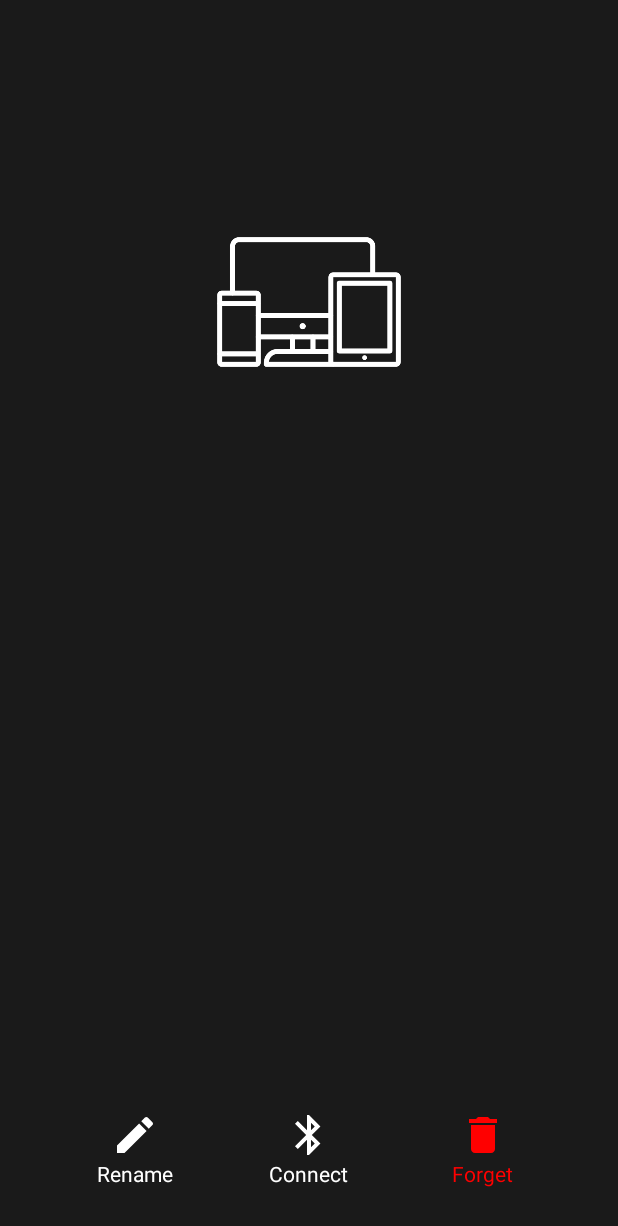
After one commit to Cradlesss/Project-Void, an Android app: the DeviceItemSettings screen opened directly, with no data from a screen before it, on a phone screen of 412 x 824 dp. The commit adds this screen. Shown: the top 1226 px of the screen. Run offline under Robolectric (Android 15) with nearby library versions, the phone set to English and light mode, and no system bars.

Commit message:
Fixed and changed how deviceName works, aded some device settings, minor bug fixes

```diff
--- a/Vortex_app/app/src/main/AndroidManifest.xml
+++ b/Vortex_app/app/src/main/AndroidManifest.xml
@@ -53,6 +53,11 @@
             android:enabled="true"
             android:exported="false"/>
 
+        <!-- Device Item Settings -->
+        <activity android:name=".DeviceItemSettings"
+            android:enabled="true"
+            android:exported="false"/>
+
         <!--Receiver -->
         <receiver
             android:name=".DeviceConnectionReceiver"
--- /dev/null
+++ b/Vortex_app/app/src/main/java/com/project/vortex/DeviceItemSettings.java
@@ -0,0 +1,124 @@
+package com.project.vortex;
+
+import android.app.Dialog;
+import android.content.Intent;
+import android.os.Bundle;
+import android.util.Log;
+import android.widget.Button;
+import android.widget.EditText;
+import android.widget.ImageView;
+import android.widget.LinearLayout;
+import android.widget.TextView;
+import android.widget.Toast;
+
+import androidx.appcompat.app.AppCompatActivity;
+
+public class DeviceItemSettings extends AppCompatActivity {
+    private String TAG = "DeviceItemSettings";
+    private String deviceName;
+    private String deviceAddress;
+
+    private LinearLayout renameDeviceButton, disconnectButton, forgetButton;
+    private TextView connectDisconnectText, deviceNameText;
+    private ImageView deviceIcon;
+
+
+    @Override
+    protected void onCreate(Bundle savedInstanceState) {
+        super.onCreate(savedInstanceState);
+        setContentView(R.layout.activity_device_item_settings);
+
+        renameDeviceButton = findViewById(R.id.rename_device_button);
+        disconnectButton = findViewById(R.id.connect_disconnect_button);
+        forgetButton = findViewById(R.id.forget_button);
+        connectDisconnectText = findViewById(R.id.connect_disconnect_text);
+        deviceIcon = findViewById(R.id.device_icon);
+
+        Intent intent = getIntent();
+        if (intent != null) {
+            deviceName = intent.getStringExtra("deviceName");
+            deviceAddress = intent.getStringExtra("deviceAddress");
+        }
+        if(PreferencesManager.getInstance(this).getDeviceCharFlag(deviceAddress)) {
+            deviceIcon.setImageResource(R.drawable.ic_led_strip);
+        } else {
+            deviceIcon.setImageResource(R.drawable.ic_device_default);
+        }
+        deviceNameText = findViewById(R.id.device_name_text);
+        deviceNameText.setText(deviceName);
+
+        //Handle Rename device
+        renameDeviceButton.setOnClickListener(v -> showRenameDialog(deviceAddress));
+
+        //Handle Disconnect device
+        disconnectButton.setOnClickListener(v -> {
+            if(PreferencesManager.getInstance(this).getDeviceStatus(deviceAddress).equals("Connected")) {
+                Log.d(TAG, "Disconnecting device: " + deviceName);
+                Intent disconnectIntent = new Intent(this, BLEService.class);
+                disconnectIntent.putExtra("management_BLEService", "DISCONNECT");
+                disconnectIntent.putExtra("device_address", deviceAddress);
+                connectDisconnectText.setText("Connect");
+                startService(disconnectIntent);
+                setResult(RESULT_OK);
+                Toast.makeText(this, "Device disconnected!", Toast.LENGTH_SHORT).show();
+            } else {
+                Log.d(TAG, "Connecting device: " + deviceName);
+                Intent connectIntent = new Intent(this, BLEService.class);
+                connectIntent.putExtra("management_BLEService", "CONNECT");
+                connectIntent.putExtra("device_address", deviceAddress);
+                connectDisconnectText.setText("Disconnect");
+                startService(connectIntent);
+                Toast.makeText(this, "Device connecting!", Toast.LENGTH_SHORT).show();
+                setResult(RESULT_OK);
+            }
+        });
+
+        //Handle Forget device
+        forgetButton.setOnClickListener(v -> {
+            Log.d(TAG, "Forgetting device: " + deviceName + " (" + deviceAddress + ")");
+            PreferencesManager.getInstance(this).removeDevice(deviceAddress);
+            setResult(RESULT_OK);
+            Toast.makeText(this, "Device removed!", Toast.LENGTH_SHORT).show();
+            finish();
+        });
+
+    }
+    private void showRenameDialog(String deviceAddress) {
+        String currentName = PreferencesManager.getInstance(this).getDeviceName(deviceAddress);
+
+        Dialog dialog = new Dialog(this);
+        dialog.setContentView(R.layout.dialog_rename);
+        dialog.getWindow().setBackgroundDrawableResource(android.R.color.transparent);
+
+        EditText input = dialog.findViewById(R.id.dialog_edit_text);
+        Button cancelButton = dialog.findViewById(R.id.cancel_button);
+        Button renameButton = dialog.findViewById(R.id.rename_button);
+
+        input.setText(currentName);
+        input.setSelection(currentName.length());
+
+        cancelButton.setOnClickListener(v -> dialog.dismiss());
+
+        renameButton.setOnClickListener(v -> {
+            String newName = input.getText().toString().trim();
+            if (!newName.isEmpty()) {
+                Log.d(TAG, "Renaming device: " + currentName + " -> " + newName);
+                PreferencesManager.getInstance(this).saveDevice(
+                        deviceAddress,
+                        newName,
+                        ConnectedDeviceManager.getInstance().getDeviceCharFlag(deviceAddress),
+                        PreferencesManager.getInstance(this).getDeviceStatus(deviceAddress)
+                );
+                deviceName = newName;
+                deviceNameText.setText(newName);
+                Toast.makeText(this, "Device renamed!", Toast.LENGTH_SHORT).show();
+                setResult(RESULT_OK);
+                dialog.dismiss();
+            } else {
+                Toast.makeText(this, "Enter a valid name", Toast.LENGTH_SHORT).show();
+            }
+        });
+
+        dialog.show();
+    }
+}
--- a/Vortex_app/app/src/main/java/com/project/vortex/MainActivity.java
+++ b/Vortex_app/app/src/main/java/com/project/vortex/MainActivity.java
@@ -274,7 +274,8 @@ public class MainActivity extends AppCompatActivity {
         bottomNavigationView.setSelectedItemId(R.id.home);
         LocalBroadcastManager.getInstance(this).registerReceiver(bleStatusReceiver,
                 new IntentFilter("BLEServiceStatusUpdate"));
-        deviceName = ConnectedDeviceManager.getInstance().getDeviceName();
+        deviceName = PreferencesManager.getInstance(this).getDeviceName(ConnectedDeviceManager.getInstance().getDeviceAddress());
+        if(deviceName == null) deviceName = ConnectedDeviceManager.getInstance().getDeviceName();
         isConnected = ConnectedDeviceManager.getInstance().isConnected();
         Log.d(TAG, "ConnectionStateManager isConnected: " + isConnected);
         setUIEnabled(isConnected);
--- /dev/null
+++ b/Vortex_app/app/src/main/res/drawable/dialog_background.xml
@@ -0,0 +1,6 @@
+<?xml version="1.0" encoding="utf-8"?>
+<shape xmlns:android="http://schemas.android.com/apk/res/android">
+    <solid android:color="@color/SecondaryColor"/>
+    <corners android:radius="16dp"/>
+    <padding android:left="20dp" android:right="20dp" android:top="10dp" android:bottom="10dp"/>
+</shape>
--- /dev/null
+++ b/Vortex_app/app/src/main/res/drawable/ic_bluetooth.xml
@@ -0,0 +1,11 @@
+<?xml version="1.0" encoding="utf-8"?>
+<vector xmlns:android="http://schemas.android.com/apk/res/android"
+    android:width="24dp"
+    android:height="24dp"
+    android:viewportWidth="24"
+    android:viewportHeight="24">
+
+    <path
+        android:fillColor="@color/white"
+    android:pathData="M17.71,7.71L12,2h-1v7.59L6.41,5L5,6.41L10.59,12L5,17.59L6.41,19L11,14.41V22h1l5.71-5.71l-4.3-4.29l4.3-4.29zM13,5.83l1.88,1.88L13,9.59V5.83zM14.88,16.29L13,18.17v-3.76l1.88,1.88z"/>
+</vector>
--- /dev/null
+++ b/Vortex_app/app/src/main/res/drawable/ic_edit.xml
@@ -0,0 +1,10 @@
+<?xml version="1.0" encoding="utf-8"?>
+<vector xmlns:android="http://schemas.android.com/apk/res/android"
+    android:width="24dp"
+    android:height="24dp"
+    android:viewportWidth="24"
+    android:viewportHeight="24">
+    <path
+        android:fillColor="@color/primaryTextColor"
+        android:pathData="M3,17.25v3.75h3.75l11.06,-11.06l-3.75,-3.75L3,17.25zM20.71,7.04c0.39,-0.39 0.39,-1.02 0,-1.41l-2.34,-2.34c-0.39,-0.39 -1.02,-0.39 -1.41,0l-1.83,1.83l3.75,3.75l1.83,-1.83z"/>
+</vector>
--- /dev/null
+++ b/Vortex_app/app/src/main/res/drawable/ic_unpair.xml
@@ -0,0 +1,24 @@
+<?xml version="1.0" encoding="utf-8"?>
+<vector xmlns:android="http://schemas.android.com/apk/res/android"
+    android:width="24dp"
+    android:height="24dp"
+    android:viewportWidth="24"
+    android:viewportHeight="24">
+
+    <!-- Trash Can Body -->
+    <path
+        android:fillColor="#FFFFFFFF"
+        android:pathData="M6,19c0,1.1 0.9,2 2,2h8c1.1,0 2,-0.9 2,-2V7H6V19z"/>
+
+    <!-- Trash Lid -->
+    <path
+        android:fillColor="#FFFFFFFF"
+        android:pathData="M19,4h-3.5l-1,-1h-5l-1,1H5v2h14V4z"/>
+
+    <!-- Fold Line (optional) -->
+    <path
+        android:fillColor="#FFFFFFFF"
+        android:pathData="M10,10v6M14,10v6"
+        android:strokeLineCap="round"
+        android:strokeWidth="2"/>
+</vector>
--- /dev/null
+++ b/Vortex_app/app/src/main/res/drawable/rounded_edit_text.xml
@@ -0,0 +1,6 @@
+<?xml version="1.0" encoding="utf-8"?>
+<shape xmlns:android="http://schemas.android.com/apk/res/android">
+    <solid android:color="@color/backgroundColor"/>
+    <corners android:radius="12dp"/>
+    <stroke android:width="1dp" android:color="@color/AccentColor"/>
+</shape>
--- /dev/null
+++ b/Vortex_app/app/src/main/res/layout/activity_device_item_settings.xml
@@ -0,0 +1,119 @@
+<?xml version="1.0" encoding="utf-8"?>
+<RelativeLayout xmlns:android="http://schemas.android.com/apk/res/android"
+    android:layout_width="match_parent"
+    android:layout_height="match_parent"
+    xmlns:app="http://schemas.android.com/apk/res-auto"
+    android:background="@color/backgroundColor"
+    android:padding="16dp">
+
+    <!-- Device Name -->
+    <TextView
+        android:id="@+id/device_name_text"
+        android:layout_width="match_parent"
+        android:layout_height="wrap_content"
+        android:text="Device Name"
+        android:textSize="32sp"
+        android:textStyle="bold"
+        android:textColor="@color/primaryTextColor"
+        android:paddingBottom="8dp"
+        android:gravity="center"
+        android:layout_marginTop="64dp"/>
+
+    <ImageView
+        android:id="@+id/device_icon"
+        android:layout_width="124dp"
+        android:layout_height="124dp"
+        android:layout_below="@+id/device_name_text"
+        android:layout_centerHorizontal="true"
+        android:layout_marginTop="8dp"
+        android:contentDescription="@string/device_icon_desc"
+        android:src="@drawable/ic_device_default" />
+
+
+    <!-- Bottom Navigation Actions -->
+    <LinearLayout
+        android:id="@+id/bottom_actions"
+        android:layout_width="match_parent"
+        android:layout_height="wrap_content"
+        android:layout_alignParentBottom="true"
+        android:orientation="horizontal"
+        android:gravity="center"
+        android:padding="16dp">
+
+        <!-- Rename Button -->
+        <LinearLayout
+            android:layout_width="0dp"
+            android:layout_height="wrap_content"
+            android:layout_weight="1"
+            android:gravity="center"
+            android:orientation="vertical"
+            android:clickable="true"
+            android:focusable="true"
+            android:id="@+id/rename_device_button">
+
+            <ImageView
+                android:layout_width="32dp"
+                android:layout_height="32dp"
+                android:src="@drawable/ic_edit"
+                app:tint="@color/primaryTextColor"/>
+
+            <TextView
+                android:layout_width="wrap_content"
+                android:layout_height="wrap_content"
+                android:text="Rename"
+                android:textColor="@color/primaryTextColor"
+                android:textSize="14sp"/>
+        </LinearLayout>
+
+        <!-- Connect/Disconnect Button -->
+        <LinearLayout
+            android:layout_width="0dp"
+            android:layout_height="wrap_content"
+            android:layout_weight="1"
+            android:gravity="center"
+            android:orientation="vertical"
+            android:clickable="true"
+            android:focusable="true"
+            android:id="@+id/connect_disconnect_button">
+
+            <ImageView
+                android:layout_width="32dp"
+                android:layout_height="32dp"
+                android:src="@drawable/ic_bluetooth"
+                app:tint="@color/primaryTextColor"/>
+
+            <TextView
+                android:layout_width="wrap_content"
+                android:layout_height="wrap_content"
+                android:text="Connect"
+                android:textColor="@color/primaryTextColor"
+                android:textSize="14sp"
+                android:id="@+id/connect_disconnect_text"/>
+        </LinearLayout>
+
+        <!-- Forget Device Button -->
+        <LinearLayout
+            android:layout_width="0dp"
+            android:layout_height="wrap_content"
+            android:layout_weight="1"
+            android:gravity="center"
+            android:orientation="vertical"
+            android:clickable="true"
+            android:focusable="true"
+            android:id="@+id/forget_button">
+
+            <ImageView
+                android:layout_width="32dp"
+                android:layout_height="32dp"
+                android:src="@drawable/ic_unpair"
+                app:tint="@color/errorColor"/>
+
+            <TextView
+                android:layout_width="wrap_content"
+                android:layout_height="wrap_content"
+                android:text="Forget"
+                android:textColor="@color/errorColor"
+                android:textSize="14sp"/>
+        </LinearLayout>
+    </LinearLayout>
+</RelativeLayout>
```
Also changed, not shown: Vortex_app/app/src/main/java/com/project/vortex/BLEService.java (+30 -20 lines), Vortex_app/app/src/main/java/com/project/vortex/PreferencesManager.java (+55 -0 lines), Vortex_app/app/src/main/java/com/project/vortex/SelectDeviceActivity.java (+38 -37 lines), Vortex_app/app/src/main/res/layout/device_list_item.xml (+20 -12 lines), Vortex_app/app/src/main/res/layout/dialog_rename.xml (added, +57 -0 lines), Vortex_app/app/src/main/res/values/strings.xml (+8 -2 lines), Vortex_app/app/src/main/res/values/styles.xml (added, +12 -0 lines), Vortex_app/app/src/main/res/drawable/default_bluetooth_device_icon.png (deleted), Vortex_app/app/src/main/res/drawable/ic_device_default.png (added), Vortex_app/app/src/main/res/drawable/ic_led_strip.png (added), Vortex_app/app/src/main/res/drawable/leds_icon.png (deleted).
